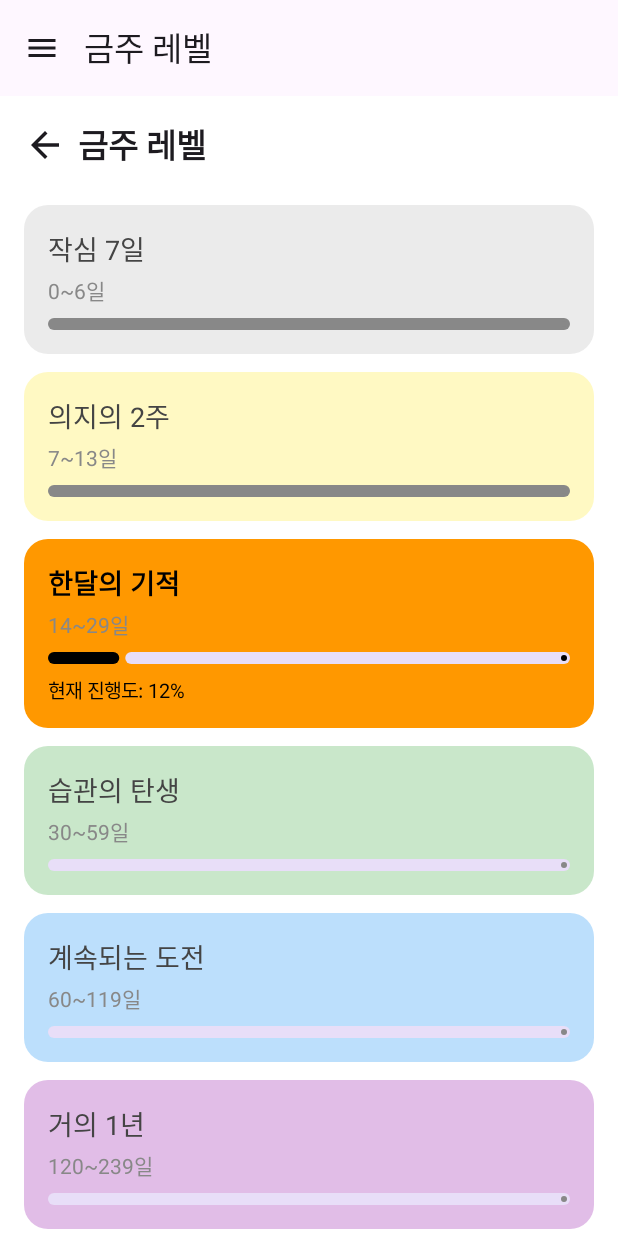
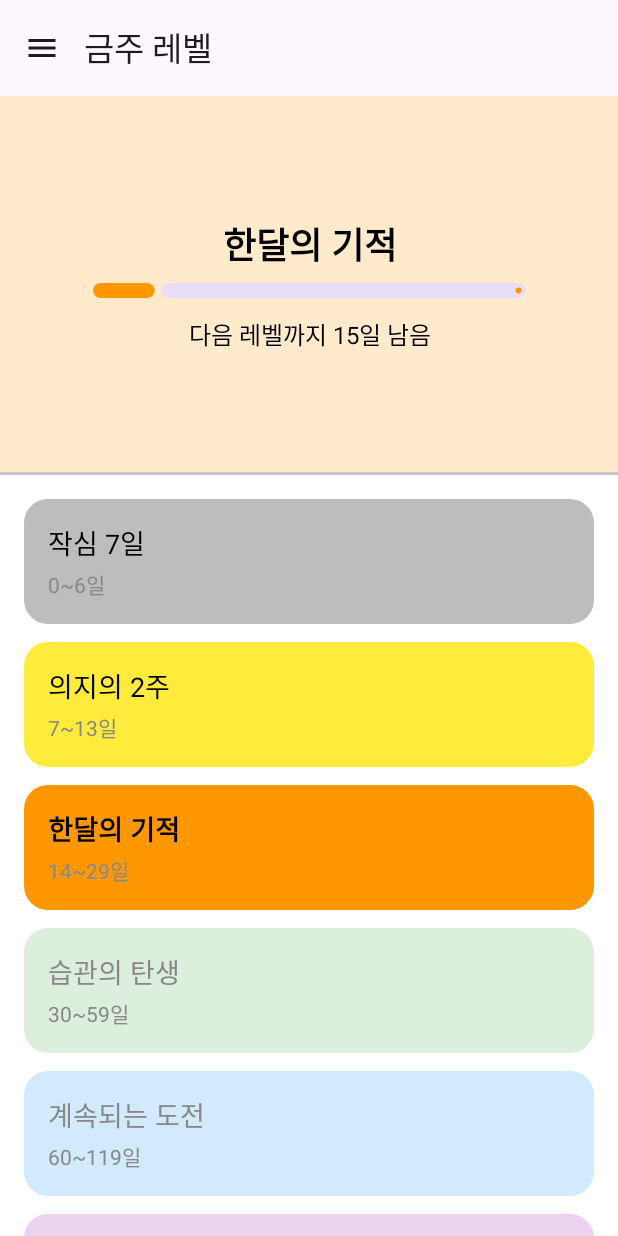
Before and after one commit to yslee-sound/AlcoholicTimer, an Android app built with Jetpack Compose: the LevelActivity screen opened directly, with no data from a screen before it, on a phone screen of 412 x 824 dp. Run offline under Robolectric (Android 15) with nearby library versions, the phone set to English and light mode, and no system bars.

Commit message:
level good

```diff
--- a/app/src/main/java/com/example/alcoholictimer/LevelActivity.kt
+++ b/app/src/main/java/com/example/alcoholictimer/LevelActivity.kt
@@ -56,34 +56,71 @@ class LevelActivity : BaseActivity() {
             LevelInfo("금주 마스터", 240, 364, Color(0xFF212121)),
             LevelInfo("절제의 레전드", 365, Int.MAX_VALUE, Color(0xFFFFD700)),
         )
-        val currentLevel = levels.firstOrNull { currentDays in it.start..it.end } ?: levels.last()
-
+        val currentLevelIndex = levels.indexOfFirst { currentDays in it.start..it.end }.coerceAtLeast(0)
+        val currentLevel = levels[currentLevelIndex]
+        val nextLevel = levels.getOrNull(currentLevelIndex + 1)
+        val daysToNext = if (nextLevel != null) nextLevel.start - currentDays else 0
+        val progress = when {
+            currentDays < currentLevel.start -> 0f
+            currentDays > currentLevel.end -> 1f
+            else -> (currentDays - currentLevel.start + 1).toFloat() / (currentLevel.end - currentLevel.start + 1)
+        }
         Column(
-            modifier = Modifier.fillMaxSize().background(Color.White),
+            modifier = Modifier.fillMaxSize().background(Color.White)
         ) {
-            // 상단바
-            Row(
-                modifier = Modifier.fillMaxWidth().padding(16.dp),
-                verticalAlignment = Alignment.CenterVertically
+            // 현재 레벨 영역 (상단 1/3)
+            Box(
+                modifier = Modifier
+                    .fillMaxWidth()
+                    .fillMaxHeight(0.33f)
+                    .background(currentLevel.color.copy(alpha = 0.2f)),
+                contentAlignment = Alignment.Center
             ) {
-                Icon(
-                    imageVector = Icons.Default.ArrowBack,
-                    contentDescription = "뒤로가기",
-                    modifier = Modifier.size(28.dp).clickable { onBack?.invoke() }
-                )
-                Spacer(modifier = Modifier.width(8.dp))
-                Text(
-                    text = "금주 레벨",
-                    fontSize = 22.sp,
-                    fontWeight = FontWeight.Bold,
-                    textAlign = TextAlign.Start
-                )
+                Column(horizontalAlignment = Alignment.CenterHorizontally) {
+                    Text(
+                        text = currentLevel.name,
+                        fontSize = 24.sp,
+                        fontWeight = FontWeight.Bold,
+                        color = Color.Black
+                    )
+                    Spacer(modifier = Modifier.height(8.dp))
+                    LinearProgressIndicator(
+                        progress = progress,
+                        modifier = Modifier.fillMaxWidth(0.7f).height(10.dp),
+                        color = currentLevel.color
+                    )
+                    Spacer(modifier = Modifier.height(12.dp))
+                    if (nextLevel != null) {
+                        Text(
+                            text = "다음 레벨까지 ${daysToNext}일 남음",
+                            fontSize = 16.sp,
+                            color = Color.Black
+                        )
+                    } else {
+                        Text(
+                            text = "최고 레벨입니다!",
+                            fontSize = 16.sp,
+                            color = Color.Black
+                        )
+                    }
+                }
             }
-            Spacer(modifier = Modifier.height(8.dp))
-            // 레벨 카드 리스트
-            Column(modifier = Modifier.verticalScroll(rememberScrollState())) {
-                levels.forEach { level ->
-                    LevelCard(level, currentDays)
+            // 구분선
+            Divider(
+                modifier = Modifier.fillMaxWidth().height(2.dp).background(Color.LightGray)
+            )
+            // 전체 레벨 리스트 (하단 2/3)
+            Column(
+                modifier = Modifier.verticalScroll(rememberScrollState()).weight(1f)
+            ) {
+                Spacer(modifier = Modifier.height(16.dp)) // 첫 레벨 위에 여백 추가
+                levels.forEachIndexed { idx, level ->
+                    val isAchieved = idx <= currentLevelIndex
+                    LevelCard(
+                        level = level,
+                        currentDays = currentDays,
+                        enabled = isAchieved
+                    )
                     Spacer(modifier = Modifier.height(12.dp))
                 }
             }
@@ -93,17 +130,12 @@ class LevelActivity : BaseActivity() {
     data class LevelInfo(val name: String, val start: Int, val end: Int, val color: Color)
 
     @Composable
-    fun LevelCard(level: LevelInfo, currentDays: Int) {
+    fun LevelCard(level: LevelInfo, currentDays: Int, enabled: Boolean) {
         val isCurrent = currentDays in level.start..level.end
-        val progress = when {
-            currentDays < level.start -> 0f
-            currentDays > level.end -> 1f
-            else -> (currentDays - level.start + 1).toFloat() / (level.end - level.start + 1)
-        }
         val dateText = if (level.name == "절제의 레전드") "1년 이상" else "${level.start}~${level.end}일"
         Card(
             shape = RoundedCornerShape(16.dp),
-            colors = CardDefaults.cardColors(containerColor = level.color.copy(alpha = if (isCurrent) 1f else 0.3f)),
+            colors = CardDefaults.cardColors(containerColor = level.color.copy(alpha = if (enabled) 1f else 0.2f)),
             modifier = Modifier.fillMaxWidth().padding(horizontal = 16.dp)
         ) {
             Column(modifier = Modifier.padding(16.dp)) {
@@ -111,7 +143,7 @@ class LevelActivity : BaseActivity() {
                     text = level.name,
                     fontSize = 18.sp,
                     fontWeight = if (isCurrent) FontWeight.Bold else FontWeight.Normal,
-                    color = if (isCurrent) Color.Black else Color.DarkGray
+                    color = if (enabled) Color.Black else Color.Gray
                 )
                 Spacer(modifier = Modifier.height(4.dp))
                 Text(
@@ -119,20 +151,6 @@ class LevelActivity : BaseActivity() {
                     fontSize = 14.sp,
                     color = Color.Gray
                 )
-                Spacer(modifier = Modifier.height(8.dp))
-                LinearProgressIndicator(
-                    progress = progress,
-                    modifier = Modifier.fillMaxWidth().height(8.dp),
-                    color = if (isCurrent) Color.Black else Color.Gray
-                )
-                if (isCurrent) {
-                    Spacer(modifier = Modifier.height(8.dp))
-                    Text(
-                        text = "현재 진행도: ${(progress * 100).toInt()}%",
-                        fontSize = 13.sp,
-                        color = Color.Black
-                    )
-                }
             }
         }
     }
```
